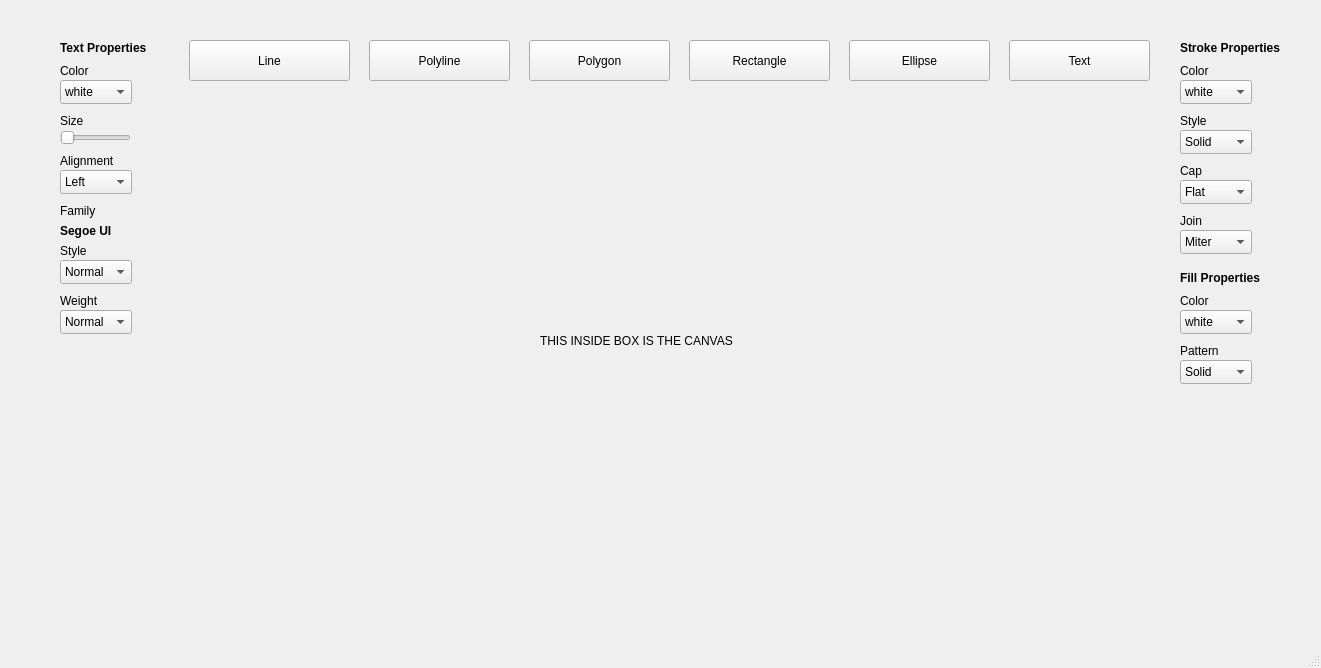
This is loginWINDOW/renderscreen.ui in ScrumptiousCS1C/Scrumdidly as Qt 5 draws it before an edit. The edited form follows.
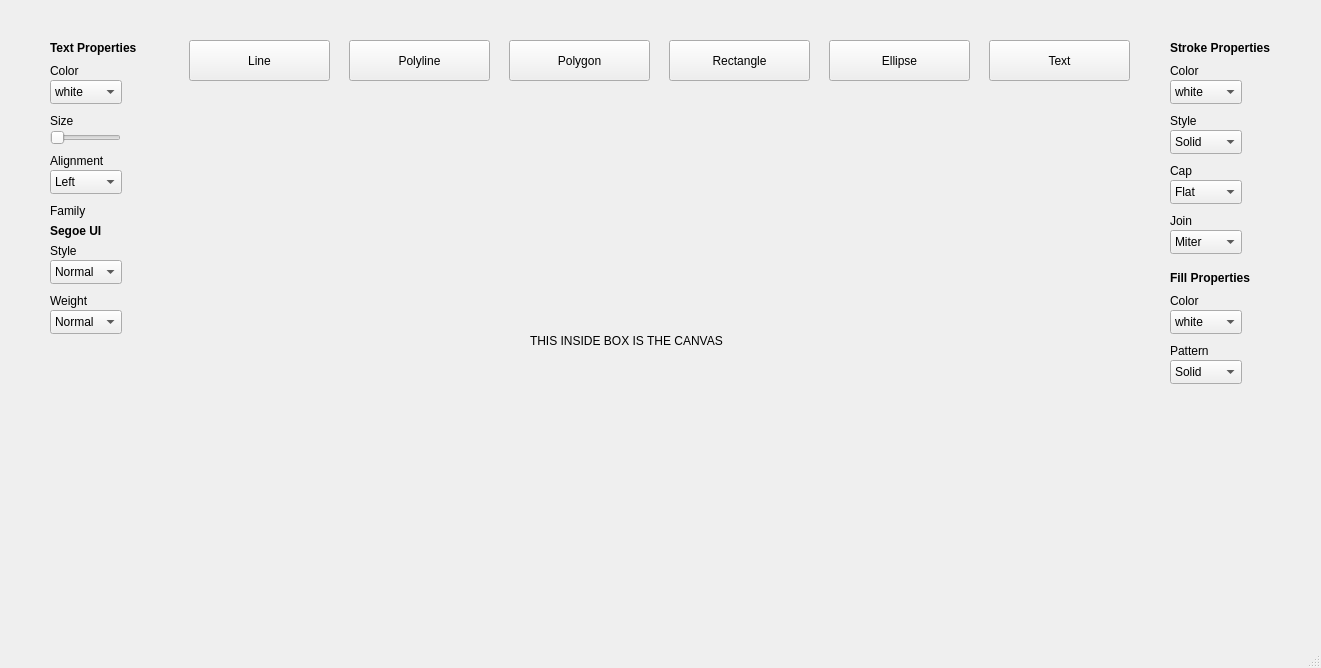
This is the edited form.

```diff
--- a/loginWINDOW/renderscreen.ui
+++ b/loginWINDOW/renderscreen.ui
@@ -17,7 +17,7 @@
    <widget class="QWidget" name="canvas" native="true">
     <property name="geometry">
      <rect>
-      <x>170</x>
+      <x>160</x>
       <y>100</y>
       <width>1000</width>
       <height>500</height>
@@ -43,7 +43,7 @@
    <widget class="QWidget" name="selectSHAPE" native="true">
     <property name="geometry">
      <rect>
-      <x>169</x>
+      <x>159</x>
       <y>20</y>
       <width>1001</width>
       <height>80</height>
@@ -52,9 +52,9 @@
     <widget class="QPushButton" name="pushButton">
      <property name="geometry">
       <rect>
-       <x>20</x>
+       <x>30</x>
        <y>20</y>
-       <width>161</width>
+       <width>141</width>
        <height>41</height>
       </rect>
      </property>
@@ -65,7 +65,7 @@
     <widget class="QPushButton" name="pushButton_2">
      <property name="geometry">
       <rect>
-       <x>200</x>
+       <x>190</x>
        <y>20</y>
        <width>141</width>
        <height>41</height>
@@ -78,7 +78,7 @@
     <widget class="QPushButton" name="pushButton_3">
      <property name="geometry">
       <rect>
-       <x>360</x>
+       <x>350</x>
        <y>20</y>
        <width>141</width>
        <height>41</height>
@@ -91,7 +91,7 @@
     <widget class="QPushButton" name="pushButton_4">
      <property name="geometry">
       <rect>
-       <x>520</x>
+       <x>510</x>
        <y>20</y>
        <width>141</width>
        <height>41</height>
@@ -104,7 +104,7 @@
     <widget class="QPushButton" name="pushButton_5">
      <property name="geometry">
       <rect>
-       <x>680</x>
+       <x>670</x>
        <y>20</y>
        <width>141</width>
        <height>41</height>
@@ -117,7 +117,7 @@
     <widget class="QPushButton" name="pushButton_6">
      <property name="geometry">
       <rect>
-       <x>840</x>
+       <x>830</x>
        <y>20</y>
        <width>141</width>
        <height>41</height>
@@ -131,7 +131,7 @@
    <widget class="QWidget" name="widget" native="true">
     <property name="geometry">
      <rect>
-      <x>50</x>
+      <x>40</x>
       <y>20</y>
       <width>120</width>
       <height>581</height>
@@ -414,7 +414,7 @@
    <widget class="QWidget" name="widget_2" native="true">
     <property name="geometry">
      <rect>
-      <x>1170</x>
+      <x>1160</x>
       <y>20</y>
       <width>120</width>
       <height>581</height>
```
